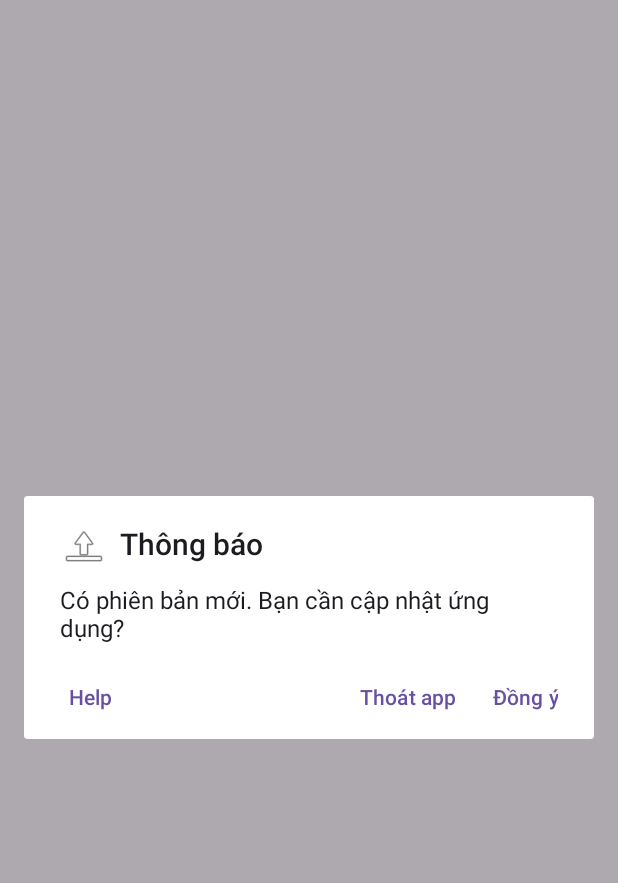
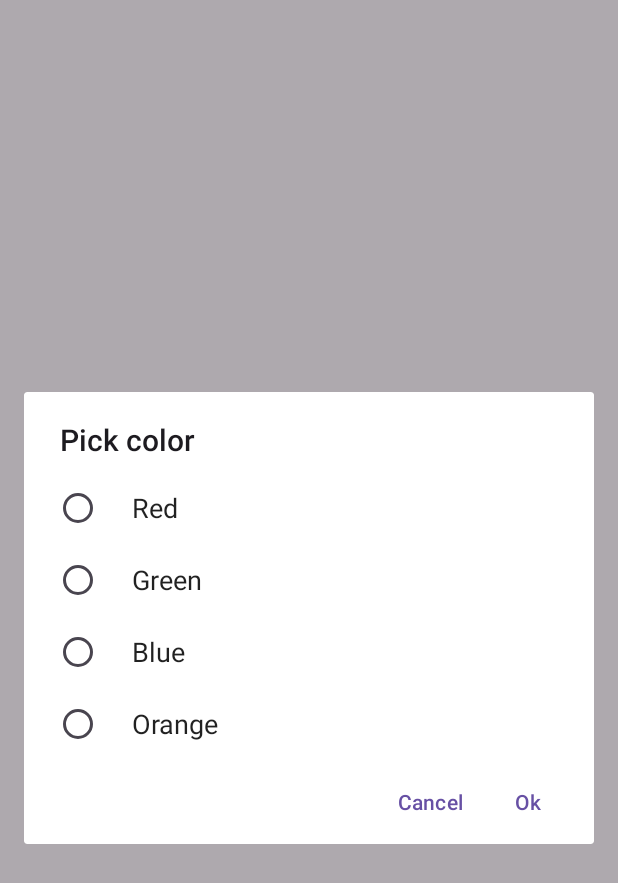
Before and after one commit to phamtanphat/AlertDialog11092023, an Android app: the screen it shows after launch (MainActivity), after a tap on "Open Alert Dialog", on a phone screen of 412 x 824 dp. Shown: the top 883 px of the screen. Run offline under Robolectric (Android 15) with nearby library versions, the phone set to English and light mode, and no system bars.

Commit message:
single choice item

```diff
--- a/app/src/main/java/com/example/alertdialog11092023/MainActivity.kt
+++ b/app/src/main/java/com/example/alertdialog11092023/MainActivity.kt
@@ -1,13 +1,10 @@
 package com.example.alertdialog11092023
 
-import android.content.DialogInterface
 import androidx.appcompat.app.AppCompatActivity
 import android.os.Bundle
 import android.widget.Button
-import android.widget.TextView
 import android.widget.Toast
 import androidx.appcompat.app.AlertDialog
-import androidx.core.view.isGone
 
 class MainActivity : AppCompatActivity() {
 
@@ -21,6 +18,35 @@ class MainActivity : AppCompatActivity() {
         btnOpenCustomDialog = findViewById(R.id.button_open_custom_dialog)
 
         btnOpenAlertDialog.setOnClickListener {
+            openAlertDialogSingleChoiceItems()
+        }
+    }
+
+    private fun openAlertDialogSingleChoiceItems() {
+        var tmpIndexItemColor = -1
+        AlertDialog.Builder(this@MainActivity).apply {
+            setTitle("Pick color")
+            setCancelable(false)
+
+            val listItemColors: Array<String> = arrayOf("Red", "Green", "Blue", "Orange")
+            setSingleChoiceItems(listItemColors, -1) { dialogInterface, index ->
+                tmpIndexItemColor = index
+            }
+
+            // Button Positive
+            setPositiveButton("Ok") { _, _ ->
+                val color = listItemColors.getOrNull(tmpIndexItemColor) ?: ""
+                Toast.makeText(this@MainActivity, color, Toast.LENGTH_SHORT).show()
+            }
+
+            // Button Negative
+            setNegativeButton("Cancel") { _, _ -> }
+
+            show()
+        }
+    }
+
+    private fun openAlertDialogBasic() {
         AlertDialog.Builder(this@MainActivity).apply {
             setTitle("Thông báo")
             setMessage("Có phiên bản mới. Bạn cần cập nhật ứng dụng?")
@@ -56,7 +82,4 @@ class MainActivity : AppCompatActivity() {
             show()
         }
     }
-
-
 }
-}
```
Lines whose indentation alone changed are shown as unchanged.
